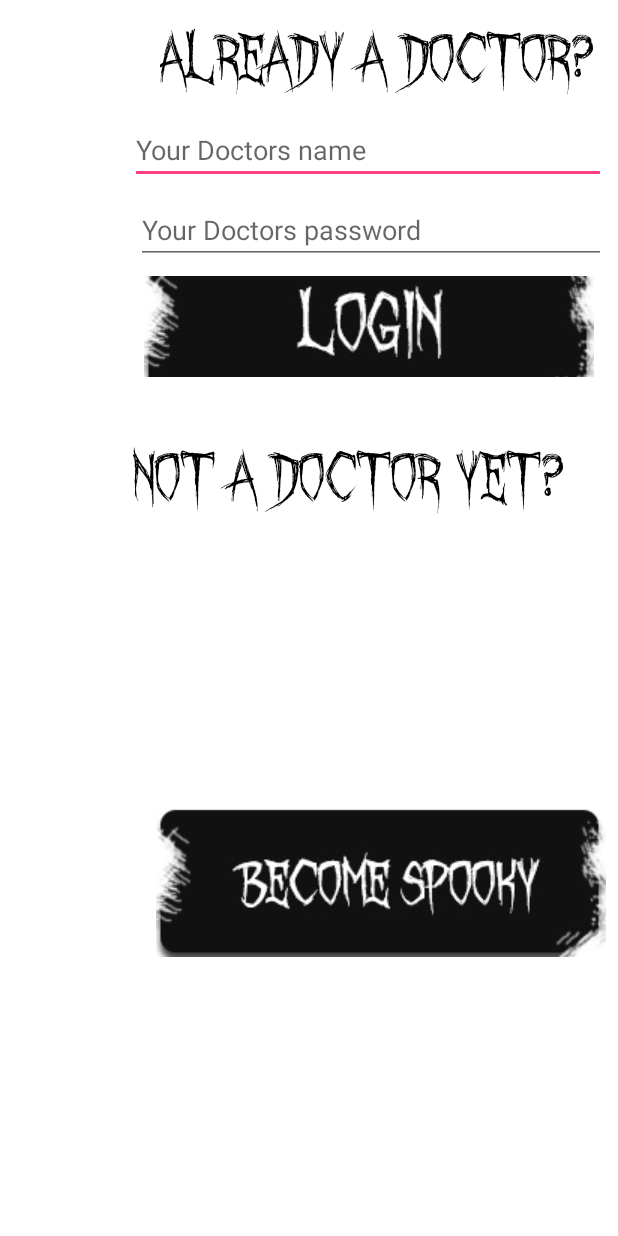
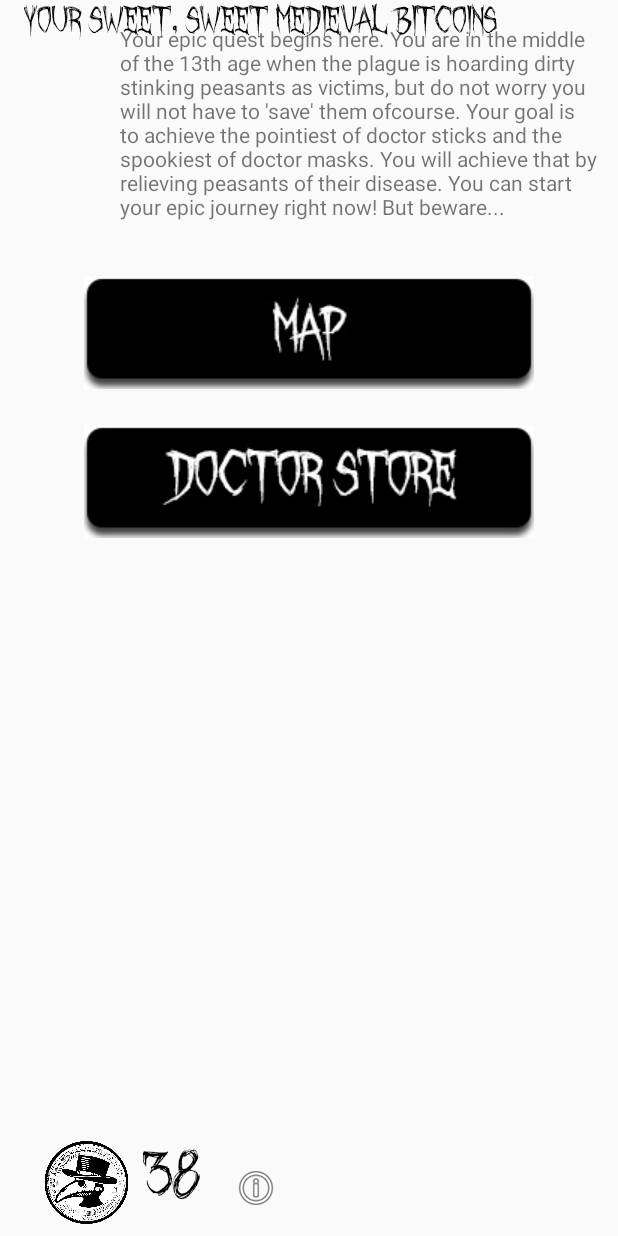
Before and after one commit to dutchlander/SM41_DUO_Medieval_Doctor, an Android app: the login screen opened directly, with no data from a screen before it, after a tap on an icon or button, on a phone screen of 412 x 824 dp. Run offline under Robolectric (Android 15) with nearby library versions, the phone set to English and light mode, and no system bars; Roboto replaces fonts that are not available here.

Commit message:
more screens!

```diff
--- /dev/null
+++ b/app/src/main/java/com/example/ruud/medievaldoctor/MainMenu.java
@@ -0,0 +1,25 @@
+package com.example.ruud.medievaldoctor;
+
+import android.content.Intent;
+import android.support.v7.app.AppCompatActivity;
+import android.os.Bundle;
+import android.view.View;
+
+public class MainMenu extends AppCompatActivity {
+
+    @Override
+    protected void onCreate(Bundle savedInstanceState) {
+        super.onCreate(savedInstanceState);
+        setContentView(R.layout.activity_main_menu);
+    }
+
+    public void goToMap(View view)
+    {
+        startActivity(new Intent(MainMenu.this, map.class));
+    }
+
+    public void goToStore(View view)
+    {
+        startActivity(new Intent(MainMenu.this, store.class));
+    }
+}
--- a/app/src/main/java/com/example/ruud/medievaldoctor/login.java
+++ b/app/src/main/java/com/example/ruud/medievaldoctor/login.java
@@ -1,7 +1,9 @@
 package com.example.ruud.medievaldoctor;
 
+import android.content.Intent;
 import android.support.v7.app.AppCompatActivity;
 import android.os.Bundle;
+import android.view.View;
 
 public class login extends AppCompatActivity {
 
@@ -10,4 +12,23 @@ public class login extends AppCompatActivity {
         super.onCreate(savedInstanceState);
         setContentView(R.layout.activity_login);
     }
+
+    public void continueLogin(View view)
+    {
+        //TODO: check login
+        //TODO: if correct send them to main menu
+        //TODO: if incorrect send them back to login screen
+        boolean correctLogin = true;
+
+        if(correctLogin)
+        {
+            //new intent
+            startActivity(new Intent(login.this, MainMenu.class));
+        }
+        else
+        {
+            //send back
+        }
+    }
+
 }
--- a/app/src/main/res/layout/activity_login.xml
+++ b/app/src/main/res/layout/activity_login.xml
@@ -59,7 +59,7 @@
         android:layout_marginLeft="16dp"
         android:layout_marginTop="8dp"
         android:background="#ffffff"
-        android:onClick="checkLogin"
+        android:onClick="continueLogin"
         app:layout_constraintEnd_toEndOf="parent"
         app:layout_constraintLeft_toLeftOf="parent"
         app:layout_constraintTop_toBottomOf="@+id/doctor_password"
@@ -82,7 +82,7 @@
         app:layout_constraintTop_toBottomOf="@+id/loginButton" />
 
     <ImageButton
-        android:id="@+id/imageButton2"
+        android:id="@+id/RegisterButton"
         android:layout_width="wrap_content"
         android:layout_height="wrap_content"
         android:layout_marginBottom="8dp"
--- /dev/null
+++ b/app/src/main/res/layout/activity_main_menu.xml
@@ -0,0 +1,91 @@
+<?xml version="1.0" encoding="utf-8"?>
+<android.support.constraint.ConstraintLayout xmlns:android="http://schemas.android.com/apk/res/android"
+    xmlns:app="http://schemas.android.com/apk/res-auto"
+    xmlns:tools="http://schemas.android.com/tools"
+    android:layout_width="match_parent"
+    android:layout_height="match_parent"
+    tools:context="com.example.ruud.medievaldoctor.MainMenu">
+
+    <TextView
+        android:id="@+id/tv_dialogue"
+        android:layout_width="324dp"
+        android:layout_height="144dp"
+        android:layout_marginEnd="8dp"
+        android:layout_marginLeft="16dp"
+        android:layout_marginTop="16dp"
+        android:text="Your epic quest begins here. You are in the middle of the 13th age when the plague is hoarding dirty stinking peasants as victims, but do not worry you will not have to 'save' them ofcourse. Your goal is to achieve the pointiest of doctor sticks and the spookiest of doctor masks. You will achieve that by relieving peasants of their disease. You can start your epic journey right now! But beware..."
+        app:layout_constraintEnd_toEndOf="parent"
+        app:layout_constraintLeft_toLeftOf="parent"
+        app:layout_constraintTop_toTopOf="parent" />
+
+    <ImageButton
+        android:id="@+id/mapButton"
+        android:layout_width="wrap_content"
+        android:layout_height="wrap_content"
+        android:layout_marginTop="24dp"
+        android:background="@android:color/white"
+        android:onClick="goToMap"
+        app:layout_constraintLeft_toLeftOf="parent"
+        app:layout_constraintRight_toRightOf="parent"
+        app:layout_constraintTop_toBottomOf="@+id/tv_dialogue"
+        app:srcCompat="@drawable/map_button" />
+
+    <ImageButton
+        android:id="@+id/store_button"
+        android:layout_width="wrap_content"
+        android:layout_height="wrap_content"
+        android:layout_marginTop="24dp"
+        android:background="@android:color/white"
+        android:onClick="goToStore"
+        app:layout_constraintLeft_toLeftOf="parent"
+        app:layout_constraintRight_toRightOf="parent"
+        app:layout_constraintTop_toBottomOf="@+id/mapButton"
+        app:srcCompat="@drawable/story_button" />
+
+    <ImageView
+        android:id="@+id/mdcLogo"
+        android:layout_width="59dp"
+        android:layout_height="55dp"
+        android:layout_marginBottom="8dp"
+        android:layout_marginLeft="28dp"
+        app:layout_constraintBottom_toBottomOf="parent"
+        app:layout_constraintLeft_toLeftOf="parent"
+        app:srcCompat="@drawable/medieval_bitcoin" />
+
+    <TextView
+        android:id="@+id/medievalBitcoins"
+        android:layout_width="51dp"
+        android:layout_height="55dp"
+        android:layout_marginBottom="8dp"
+        android:layout_marginStart="8dp"
+        android:fontFamily="@font/october_crow"
+        android:text="38"
+        android:textColor="@android:color/black"
+        android:textSize="40sp"
+        app:layout_constraintBottom_toBottomOf="parent"
+        app:layout_constraintStart_toEndOf="@+id/mdcLogo" />
+
+    <ImageView
+        android:id="@+id/imageView2"
+        android:layout_width="wrap_content"
+        android:layout_height="wrap_content"
+        android:layout_marginBottom="16dp"
+        android:layout_marginStart="8dp"
+        app:layout_constraintBottom_toBottomOf="parent"
+        app:layout_constraintRight_toRightOf="parent"
+        app:layout_constraintStart_toEndOf="@+id/medievalBitcoins"
+        app:srcCompat="@android:drawable/ic_menu_info_details" />
+
+    <TextView
+        android:id="@+id/textView4"
+        android:layout_width="341dp"
+        android:layout_height="36dp"
+        android:layout_marginLeft="16dp"
+        android:fontFamily="@font/october_crow"
+        android:text="Your sweet, sweet medieval bitcoins"
+        android:textColor="@android:color/black"
+        android:textSize="22sp"
+        app:layout_constraintLeft_toLeftOf="parent"
+        tools:layout_editor_absoluteY="467dp" />
+
+</android.support.constraint.ConstraintLayout>
```
Also changed, not shown: app/src/main/AndroidManifest.xml (+5 -3 lines), app/src/main/java/com/example/ruud/medievaldoctor/map.java (added, +13 -0 lines), app/src/main/java/com/example/ruud/medievaldoctor/store.java (added, +13 -0 lines), app/src/main/res/layout/activity_map.xml (added, +23 -0 lines), app/src/main/res/layout/activity_store.xml (added, +9 -0 lines), app/src/main/res/drawable/map_button.jpg (added), app/src/main/res/drawable/medieval_bitcoin.png (added), app/src/main/res/drawable/story_button.jpg (added).
